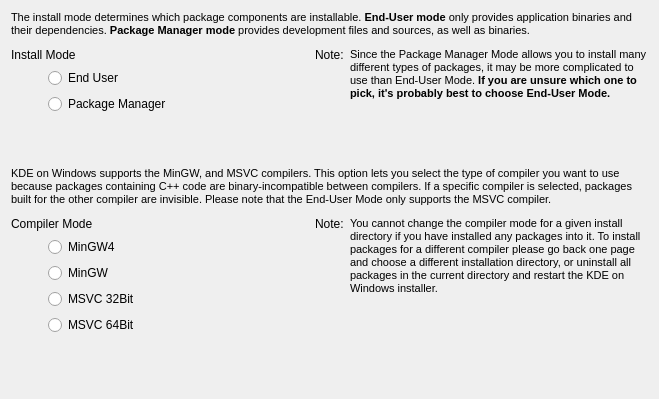
KDE/kdewin-installer, file gui/usercompilermodepage.ui: the form before one commit.
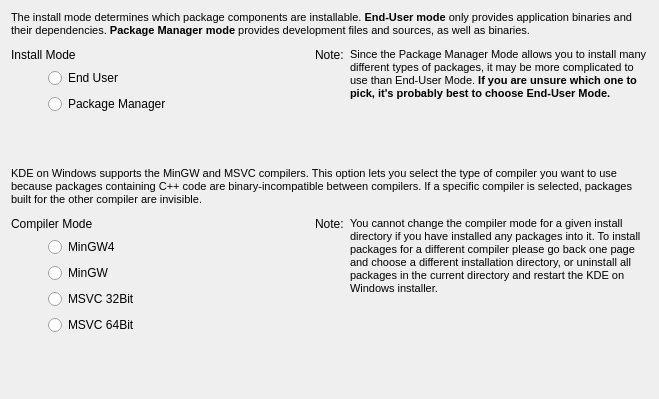
The form after the commit.

Commit message: adjusted doc

The edit to the form file:
```diff
--- a/gui/usercompilermodepage.ui
+++ b/gui/usercompilermodepage.ui
@@ -211,7 +211,7 @@
 &lt;html&gt;&lt;head&gt;&lt;meta name=&quot;qrichtext&quot; content=&quot;1&quot; /&gt;&lt;style type=&quot;text/css&quot;&gt;
 p, li { white-space: pre-wrap; }
 &lt;/style&gt;&lt;/head&gt;&lt;body style=&quot; font-family:'MS Shell Dlg 2'; font-size:8.25pt; font-weight:400; font-style:normal;&quot;&gt;
-&lt;p style=&quot; margin-top:0px; margin-bottom:0px; margin-left:0px; margin-right:0px; -qt-block-indent:0; text-indent:0px;&quot;&gt;&lt;span style=&quot; font-size:8pt;&quot;&gt;KDE on Windows supports the MinGW, and MSVC compilers. This option lets you select the type of compiler you want to use because packages containing C++ code are binary-incompatible between compilers. If a specific compiler is selected, packages built for the other compiler are invisible. Please note that the End-User Mode only supports the MSVC compiler.&lt;/span&gt;&lt;/p&gt;&lt;/body&gt;&lt;/html&gt;</string>
+&lt;p style=&quot; margin-top:0px; margin-bottom:0px; margin-left:0px; margin-right:0px; -qt-block-indent:0; text-indent:0px;&quot;&gt;&lt;span style=&quot; font-size:8pt;&quot;&gt;KDE on Windows supports the MinGW and MSVC compilers. This option lets you select the type of compiler you want to use because packages containing C++ code are binary-incompatible between compilers. If a specific compiler is selected, packages built for the other compiler are invisible. &lt;/span&gt;&lt;/p&gt;&lt;/body&gt;&lt;/html&gt;</string>
      </property>
      <property name="alignment">
       <set>Qt::AlignLeading|Qt::AlignLeft|Qt::AlignTop</set>
```
